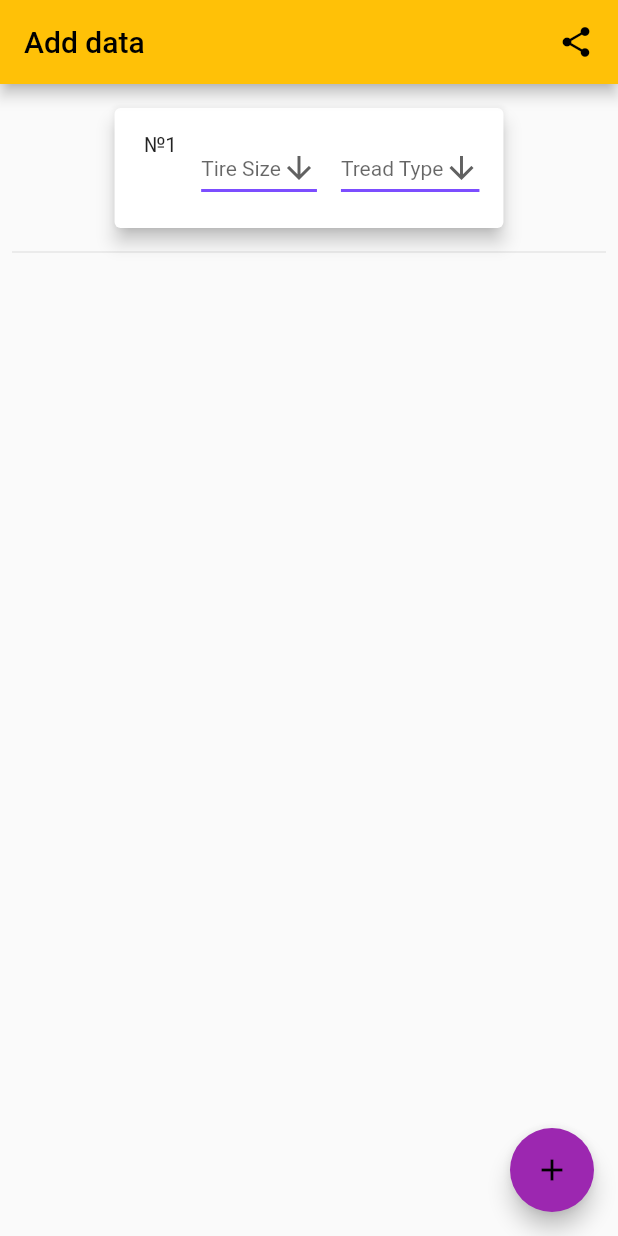
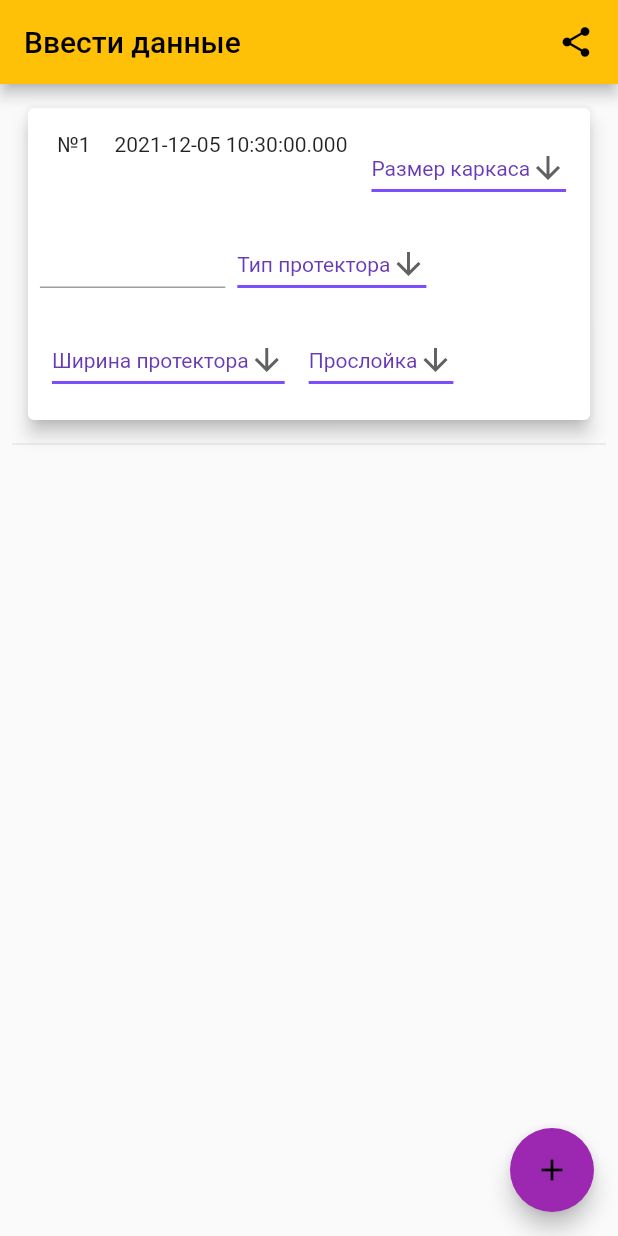
Before and after one commit to OolaaPleur/veguma_special, a Flutter app: the screen it shows after launch, after a tap on the "add" icon, on a phone screen of 412 x 824 dp. Run offline on Flutter 3.47's test engine with Material 2 defaults, Android fonts, the phone set to English and light mode, and no system bars; our stand-ins replace easy_localization; missing offline and left inert: easy_localization_loader; network calls fail.

Commit message:
new localization package, new dropdowns added

```diff
--- a/l10n.yaml
+++ /dev/null
@@ -1,3 +0,0 @@
-arb-dir: lib/l10n
-template-arb-file: app_en.arb
-output-localization-file: app_localizations.dart
--- a/lib/l10n/app_en.arb
+++ /dev/null
@@ -1,5 +0,0 @@
-{
-  "addData": "Add data",
-  "tireSize": "Tire Size",
-  "treadType": "Tread Type"
-}
--- a/lib/l10n/app_ru.arb
+++ /dev/null
@@ -1,5 +0,0 @@
-{
-  "addData": "Ввести данные",
-  "tireSize": "Размер каркаса",
-  "treadType": "Тип протектора"
-}
--- a/lib/main.dart
+++ b/lib/main.dart
@@ -1,14 +1,24 @@
 import 'package:flutter/material.dart';
-import 'package:flutter_gen/gen_l10n/app_localizations.dart';
 import 'package:provider/provider.dart';
+
+import 'package:easy_localization/easy_localization.dart';
+import 'package:easy_localization_loader/easy_localization_loader.dart';
 
 import 'screens/wheel_list_screen.dart';
 import 'models/wheels.dart';
 
-void main() {
-  runApp(MultiProvider(providers: [
-    ChangeNotifierProvider(create: (_) => Wheels()),
-  ], child: const MyApp(),));
+void main() async {
+  WidgetsFlutterBinding.ensureInitialized();
+  await EasyLocalization.ensureInitialized();
+
+  runApp(EasyLocalization(
+      supportedLocales: const [Locale('ru')],
+      path: 'assets/translations',
+      fallbackLocale: const Locale('ru'),
+      saveLocale: false,
+      useOnlyLangCode: true,
+      assetLoader: JsonAssetLoader(),
+      child: const MyApp()));
 }
 
 class MyApp extends StatelessWidget {
@@ -16,18 +26,22 @@ class MyApp extends StatelessWidget {
 
   @override
   Widget build(BuildContext context) {
-    return MaterialApp(
+    return MultiProvider(
+      providers: [
+        ChangeNotifierProvider(create: (_) => Wheels()),
+      ],
+      child: MaterialApp(
           title: 'Veguma Special',
-      localizationsDelegates: AppLocalizations.localizationsDelegates,
+          localizationsDelegates: context.localizationDelegates,
           theme: ThemeData(
-        colorScheme: ColorScheme.fromSwatch(primarySwatch: Colors.amber).copyWith(secondary: Colors.purple),
+            colorScheme: ColorScheme.fromSwatch(primarySwatch: Colors.amber)
+                .copyWith(secondary: Colors.purple),
           ),
           routes: {
             '/': (ctx) => const WheelListScreen(),
           },
-      supportedLocales: const [
-        Locale('en', ''), // English, no country code
-        Locale('ru', ''), // Russian, no country code
-      ],);
+          supportedLocales: context.supportedLocales,
+          locale: context.locale),
+    );
   }
 }
--- a/lib/models/wheel.dart
+++ b/lib/models/wheel.dart
@@ -1,26 +1,25 @@
 class Wheel{
+  final DateTime dateTime;
   final String id;
   final String tireSize;
-  final String threadType;
-  final String threadWidth;
+  final String treadType;
+  final String treadWidth;
   final String tireBrand;
   final String client;
   final String patchNumbers;
-  final String newTireSize;
-  final String newThreadType;
-  final String newThreadWidth;
+  final String newTreadType;
+  final String newTreadWidth;
   int number;
 
-  Wheel({
+  Wheel(this.dateTime, {
     this.tireSize = '',
-    this.threadType = '',
-    this.threadWidth = '',
+    this.treadType = '',
+    this.treadWidth = '',
     this.tireBrand = '',
     this.client = '',
     this.patchNumbers = '',
-    this.newTireSize = '',
-    this.newThreadType = '',
-    this.newThreadWidth = '',
+    this.newTreadType = '',
+    this.newTreadWidth = '',
     this.number = 0,
     this.id = '',
   });
--- a/lib/models/wheels.dart
+++ b/lib/models/wheels.dart
@@ -1,5 +1,6 @@
 import 'dart:convert';
 import 'package:flutter/material.dart';
+
 import 'package:http/http.dart' as http;
 
 import 'wheel.dart';
@@ -7,12 +8,7 @@ import 'wheel.dart';
 class Wheels with ChangeNotifier {
   List<Wheel> _tires = [];
 
-
   List<Wheel> get tires {
-
-    // if (_showFavoritesOnly) {
-    //   return _items.where((element) => element.isFavorite).toList();
-    // }
     return [..._tires];
   }
 
@@ -33,16 +29,16 @@ class Wheels with ChangeNotifier {
       final List<Wheel> tire = [];
       extractedData.forEach((prodId, prodData) {
         tire.add(Wheel(
+            prodData['dateTime'],
             id: prodId,
             tireSize: prodData['tireSize'],
-            threadType: prodData['threadType'],
-            threadWidth: prodData['threadWidth'],
+            treadType: prodData['threadType'],
+            treadWidth: prodData['threadWidth'],
             tireBrand: prodData['tireBrand'],
             client: prodData['client'],
             patchNumbers:  prodData['patchNumbers'],
-            newTireSize: prodData['newTireSize'],
-            newThreadType: prodData['newThreadType'],
-            newThreadWidth: prodData['newThreadWidth']));
+            newTreadType: prodData['newThreadType'],
+            newTreadWidth: prodData['newThreadWidth']));
       });
       _tires = tire;
     } catch (error) {
--- a/lib/screens/wheel_list_screen.dart
+++ b/lib/screens/wheel_list_screen.dart
@@ -1,9 +1,12 @@
 import 'package:flutter/material.dart';
-import 'package:flutter_gen/gen_l10n/app_localizations.dart';
+import 'package:provider/provider.dart';
+
+import 'package:easy_localization/easy_localization.dart';
+
 import 'package:veguma_special/models/wheel.dart';
 import 'package:veguma_special/widgets/new_tire_widget.dart';
 import 'package:veguma_special/models/wheels.dart';
-import 'package:provider/provider.dart';
+
 
 import '../models/wheels.dart';
 
@@ -23,7 +26,7 @@ class _WheelListScreenState extends State<WheelListScreen> {
   Widget build(BuildContext context) {
     return Scaffold(
       appBar: AppBar(
-        title: Text(AppLocalizations.of(context)!.addData),
+        title: Text(tr('addData')),
         actions: [
           IconButton(
             onPressed: () {},
@@ -37,13 +40,13 @@ class _WheelListScreenState extends State<WheelListScreen> {
         future: _refreshProducts(context),
         builder: (ctx, snapshot) =>
         snapshot.connectionState == ConnectionState.waiting
-            ? Center(
+            ? const Center(
           child: CircularProgressIndicator(),
         )
             : RefreshIndicator(
           onRefresh: () => _refreshProducts(context),
           child: Consumer<Wheels>(builder: (ctx, tireData, _) =>
-              Padding(padding: EdgeInsets.all(8),
+              Padding(padding: const EdgeInsets.all(8),
                   child: ListView.builder(
                       itemCount: tireData.tires.length, itemBuilder: (_, i) {
                         return Column(children: [
@@ -60,7 +63,7 @@ class _WheelListScreenState extends State<WheelListScreen> {
   }
 
   void addWheel() {
-    Provider.of<Wheels>(context, listen: false).addWheel(Wheel());
+    Provider.of<Wheels>(context, listen: false).addWheel(Wheel(DateTime.now()));
     setState(() {
 
     });
--- a/lib/widgets/new_tire_widget.dart
+++ b/lib/widgets/new_tire_widget.dart
@@ -1,5 +1,10 @@
 import 'package:flutter/material.dart';
-import 'package:flutter_gen/gen_l10n/app_localizations.dart';
+
+import 'package:easy_localization/easy_localization.dart';
+import 'package:provider/provider.dart';
+import 'package:veguma_special/models/wheels.dart';
+
+enum Indexes { tireSize, treadType, treadWidth, interlayer }
 
 class NewTireWidget extends StatefulWidget {
   const NewTireWidget({Key? key, this.indexNumber = 0}) : super(key: key);
@@ -10,11 +15,33 @@ class NewTireWidget extends StatefulWidget {
 }
 
 class _NewTireWidgetState extends State<NewTireWidget> {
-  String tireSize = '';
-  String threadType = '';
+  List<String> tireSize = [tr('tireSize'), '315/70', '315/80', '295/80'];
+  List<String> treadType = [tr('treadType'), 'RDW', 'RDF', 'RDE'];
+  List<String> treadWidth = [tr('treadWidth'), '230', '245', '260'];
+
+  List<String> dropdownValues = [
+    tr('tireSize'),
+    tr('treadType'),
+    tr('treadWidth'),
+    tr('interlayer'),
+  ]; // dropdown values, starting from 0
+  var textController = TextEditingController();
+
+  void length() {
+    if (dropdownValues[Indexes.tireSize.index] == '315/70') {
+      textController.text = '310';
+    }
+    if (dropdownValues[Indexes.tireSize.index] == '315/80') {
+      textController.text = '326';
+    }
+    if (dropdownValues[Indexes.tireSize.index] == '295/80') {
+      textController.text = '321';
+    }
+  }
 
   @override
   Widget build(BuildContext context) {
+    final mediaQuery = MediaQuery.of(context);
     return SingleChildScrollView(
       child: Card(
         elevation: 5,
@@ -30,8 +57,12 @@ class _NewTireWidgetState extends State<NewTireWidget> {
                 ),
                 Padding(
                   padding: const EdgeInsets.all(8.0),
+                  child: Text(Provider.of<Wheels>(context, listen: false).tires[widget.indexNumber-1].dateTime.toString()),
+                ),
+                Padding(
+                  padding: const EdgeInsets.all(8.0),
                   child: DropdownButton<String>(
-                    hint: Text(AppLocalizations.of(context)!.tireSize),
+                    value: dropdownValues.elementAt(Indexes.tireSize.index),
                     icon: const Icon(Icons.arrow_downward),
                     iconSize: 24,
                     elevation: 16,
@@ -42,15 +73,45 @@ class _NewTireWidgetState extends State<NewTireWidget> {
                     ),
                     onChanged: (String? newValue) {
                       setState(() {
-                        tireSize = newValue!;
+                        dropdownValues[Indexes.tireSize.index] = newValue!;
+                        length();
                       });
                     },
-                    items: <String>[
-                      AppLocalizations.of(context)!.tireSize,
-                      '315/70',
-                      '315/80',
-                      '295/80'
-                    ].map<DropdownMenuItem<String>>((String value) {
+                    items:
+                        tireSize.map<DropdownMenuItem<String>>((String value) {
+                      return DropdownMenuItem<String>(
+                        value: value,
+                        child: Text(value),
+                      );
+                    }).toList(),
+                  ),
+                ),
+                SizedBox(
+                  width: mediaQuery.size.width * 0.3,
+                  child: TextField(
+                    controller: textController,
+                    // onChanged: (text) => {},
+                  ),
+                ),
+                Padding(
+                  padding: const EdgeInsets.all(8.0),
+                  child: DropdownButton<String>(
+                    value: dropdownValues.elementAt(Indexes.treadType.index),
+                    icon: const Icon(Icons.arrow_downward),
+                    iconSize: 24,
+                    elevation: 16,
+                    style: const TextStyle(color: Colors.deepPurple),
+                    underline: Container(
+                      height: 2,
+                      color: Colors.deepPurpleAccent,
+                    ),
+                    onChanged: (String? newValue) {
+                      setState(() {
+                        dropdownValues[Indexes.treadType.index] = newValue!;
+                      });
+                    },
+                    items:
+                        treadType.map<DropdownMenuItem<String>>((String value) {
                       return DropdownMenuItem<String>(
                         value: value,
                         child: Text(value),
@@ -61,7 +122,7 @@ class _NewTireWidgetState extends State<NewTireWidget> {
                 Padding(
                   padding: const EdgeInsets.all(8.0),
                   child: DropdownButton<String>(
-                    hint: Text(AppLocalizations.of(context)!.treadType),
+                    value: dropdownValues.elementAt(Indexes.treadWidth.index),
                     icon: const Icon(Icons.arrow_downward),
                     iconSize: 24,
                     elevation: 16,
@@ -72,22 +133,51 @@ class _NewTireWidgetState extends State<NewTireWidget> {
                     ),
                     onChanged: (String? newValue) {
                       setState(() {
-                        threadType = newValue!;
+                        dropdownValues[Indexes.treadWidth.index] = newValue!;
                       });
                     },
-                    items: <String>[
-                      AppLocalizations.of(context)!.treadType,
-                      'RDE',
-                      'RDF',
-                      'RDW'
-                    ].map<DropdownMenuItem<String>>((String value) {
+                    items: treadWidth
+                        .map<DropdownMenuItem<String>>((String value) {
                       return DropdownMenuItem<String>(
                         value: value,
                         child: Text(value),
                       );
                     }).toList(),
                   ),
-                )
+                ),
+                Padding(
+                  padding: const EdgeInsets.all(8.0),
+                  child: DropdownButton<String>(
+                    value: dropdownValues.elementAt(Indexes.interlayer.index),
+                    icon: const Icon(Icons.arrow_downward),
+                    iconSize: 24,
+                    elevation: 16,
+                    style: const TextStyle(color: Colors.deepPurple),
+                    underline: Container(
+                      height: 2,
+                      color: Colors.deepPurpleAccent,
+                    ),
+                    onChanged: (String? newValue) {
+                      setState(() {
+                        dropdownValues[Indexes.interlayer.index] = newValue!;
+                      });
+                    },
+                    items: <DropdownMenuItem<String>>[
+                      DropdownMenuItem(
+                        child: Text(tr('green'), style: const TextStyle(color: Colors.green),),
+                        value: tr('green'),
+                      ),
+                      DropdownMenuItem(
+                        value: tr('white'),
+                        child: Text(tr('white'), style: const TextStyle(color: Colors.black26),),
+                      ),
+                      DropdownMenuItem(
+                        value: tr('interlayer'),
+                        child: Text(tr('interlayer')),
+                      ),
+                    ],
+                  ),
+                ),
               ],
             ),
           ),
--- a/pubspec.yaml
+++ b/pubspec.yaml
@@ -40,6 +40,9 @@ dependencies:
   http: ^0.13.3
   flutter_launcher_icons: ^0.9.2
   provider: ^6.0.0
+  easy_localization: ^3.0.0
+  easy_localization_loader:
+    git: https://github.com/aissat/easy_localization_loader.git
 
 dev_dependencies:
   flutter_test:
@@ -61,6 +64,8 @@ flutter_icons:
 
 # The following section is specific to Flutter.
 flutter:
+  assets:
+    - assets/translations/
 
   # The following line ensures that the Material Icons font is
   # included with your application, so that you can use the icons in
```
Also changed, not shown: assets/translations/en.json (added, +17 -0 lines), assets/translations/ru.json (added, +17 -0 lines), pubspec.lock. Lines whose indentation alone changed are shown as unchanged.
